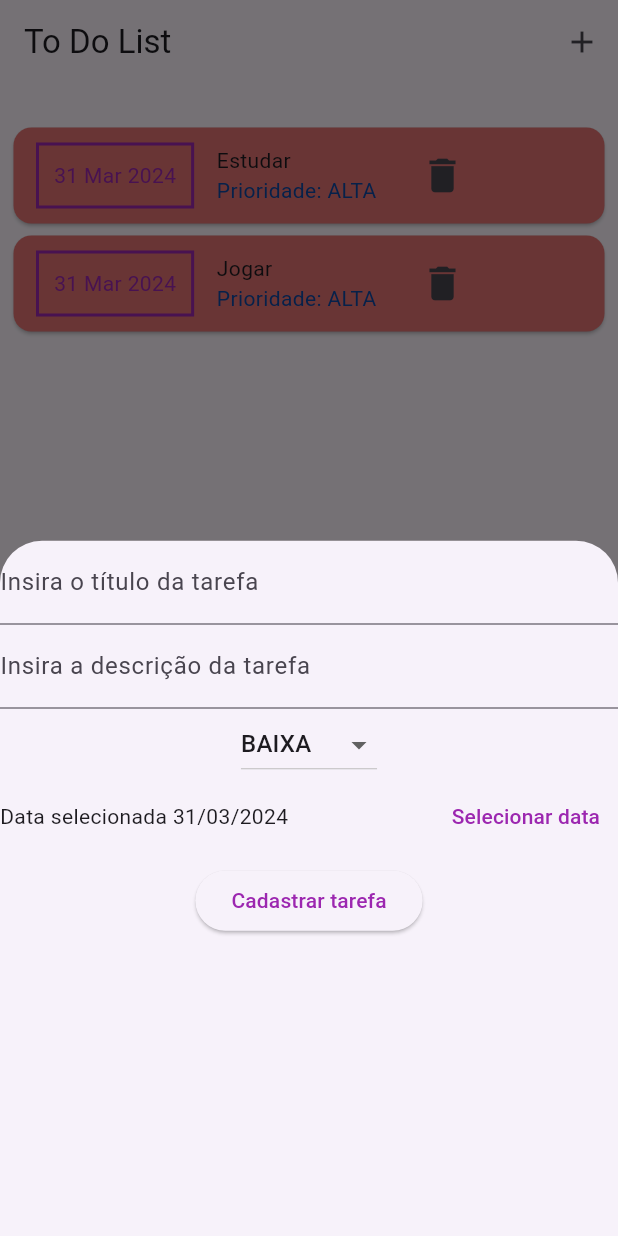
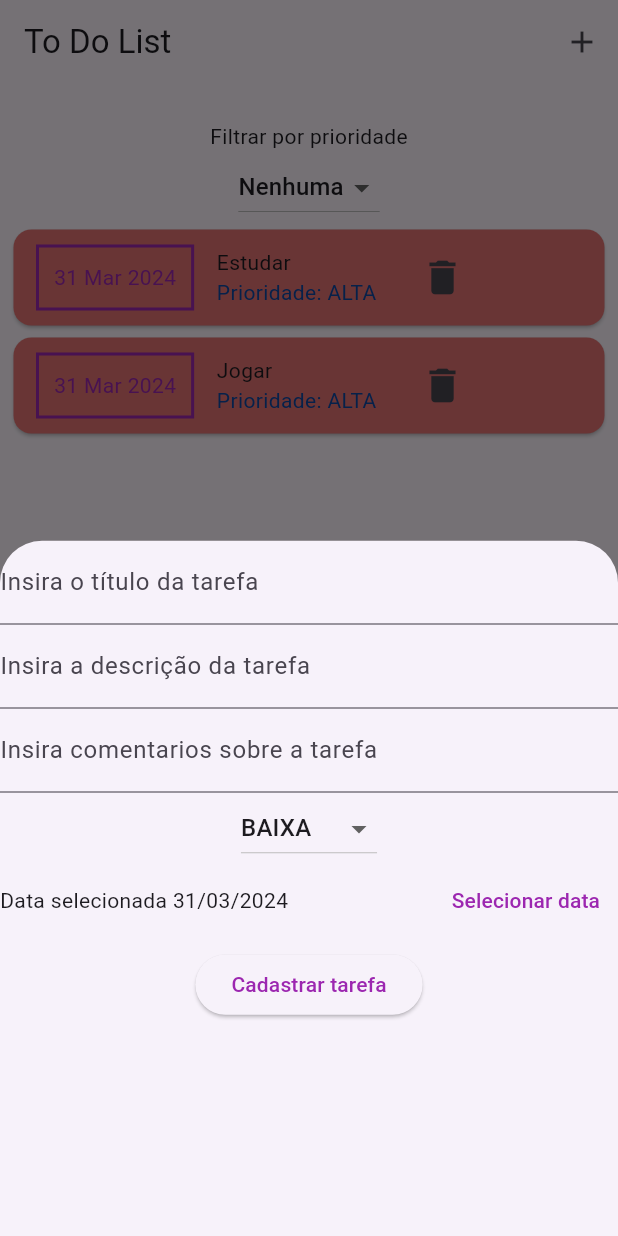
Before and after one commit to Albert1616/DEV-MOBILE, a Flutter app: the screen it shows after launch, after a tap on the "add" icon, on a phone screen of 412 x 824 dp. Run offline on Flutter 3.47's test engine with Material 3 defaults, Android fonts, the light colour scheme and no system bars.

Commit message:
feat: filtro de prioridade adicioanado a lista

```diff
--- a/f02_todo_list/lib/components/form_edit_tarefa.dart
+++ b/f02_todo_list/lib/components/form_edit_tarefa.dart
@@ -6,7 +6,7 @@ import '../model/tarefa.dart';
 
 class FormEditTarefa extends StatefulWidget {
   Tarefa tarefa;
-  Function(String, String, Prioridade, DateTime) onUpdate;
+  Function(String, String, String, Prioridade, DateTime) onUpdate;
   FormEditTarefa({super.key, required this.tarefa, required this.onUpdate});
 
   @override
@@ -16,16 +16,16 @@ class FormEditTarefa extends StatefulWidget {
 class _FormEditTarefaState extends State<FormEditTarefa> {
   final _tarefaController = TextEditingController();
   final _descricaoController = TextEditingController();
+  final _comentariosController = TextEditingController();
   Prioridade _prioridadeSelecionada = Prioridade.BAIXA;
   DateTime _dataSelecionada = DateTime.now();
 
   void initState() {
     super.initState();
-    print("Entrou no metodo");
     _tarefaController.text = widget.tarefa.titulo;
     _descricaoController.text = widget.tarefa.descricao;
+    _comentariosController.text = widget.tarefa.comentarios;
     _prioridadeSelecionada = widget.tarefa.prioridade;
-    print(_tarefaController.text);
   }
 
   @override
@@ -33,12 +33,14 @@ class _FormEditTarefaState extends State<FormEditTarefa> {
     _submitForm() {
       final titulo = _tarefaController.text;
       final descricao = _descricaoController.text;
+      final comentarios = _comentariosController.text;
       final prioridade = _prioridadeSelecionada;
       if (_tarefaController.text.isEmpty) {
         return;
       }
       //passando dado para componente pai
-      widget.onUpdate(titulo, descricao, prioridade, _dataSelecionada);
+      widget.onUpdate(
+          titulo, descricao, comentarios, prioridade, _dataSelecionada);
       Navigator.pop(context);
     }
 
@@ -58,8 +60,9 @@ class _FormEditTarefaState extends State<FormEditTarefa> {
       });
     }
 
-    return Container(
-      padding: EdgeInsets.all(20),
+    return SingleChildScrollView(
+      child: Container(
+        padding: EdgeInsets.symmetric(vertical: 10, horizontal: 40),
         child: Column(
           children: [
             TextField(
@@ -73,10 +76,17 @@ class _FormEditTarefaState extends State<FormEditTarefa> {
               decoration: const InputDecoration(
                   labelText: 'Insira a descrição da tarefa'),
             ),
+            TextField(
+              controller: _comentariosController,
+              decoration: const InputDecoration(
+                  labelText: 'Insira comentários sobre a tarefa'),
+            ),
+            Text("Prioridade: "),
             DropdownButton<Prioridade>(
                 value: _prioridadeSelecionada,
                 items: const [
-                DropdownMenuItem(child: Text("BAIXA"), value: Prioridade.BAIXA),
+                  DropdownMenuItem(
+                      child: Text("BAIXA"), value: Prioridade.BAIXA),
                   DropdownMenuItem(
                       child: Text("NORMAL"), value: Prioridade.NORMAL),
                   DropdownMenuItem(child: Text("ALTA"), value: Prioridade.ALTA),
@@ -94,7 +104,8 @@ class _FormEditTarefaState extends State<FormEditTarefa> {
                         'Data selecionada ${DateFormat('dd/MM/yyyy').format(_dataSelecionada)}'),
                   ),
                   TextButton(
-                    onPressed: _showDatePicker, child: Text('Selecionar data'))
+                      onPressed: _showDatePicker,
+                      child: Text('Selecionar data'))
                 ],
               ),
             ),
@@ -105,6 +116,7 @@ class _FormEditTarefaState extends State<FormEditTarefa> {
             )
           ],
         ),
+      ),
     );
   }
 }
--- a/f02_todo_list/lib/components/form_tarefa.dart
+++ b/f02_todo_list/lib/components/form_tarefa.dart
@@ -5,7 +5,7 @@ import 'package:flutter/material.dart';
 import 'package:intl/intl.dart';
 
 class FormTarefa extends StatefulWidget {
-  Function(String, String, Prioridade, DateTime) onSubmit;
+  Function(String, String, String, Prioridade, DateTime) onSubmit;
   FormTarefa(this.onSubmit);
 
   @override
@@ -15,6 +15,7 @@ class FormTarefa extends StatefulWidget {
 class _FormTarefaState extends State<FormTarefa> {
   final _tarefaController = TextEditingController();
   final _descricaoController = TextEditingController();
+  final _comentariosController = TextEditingController();
   Prioridade _prioridadeSelecionada = Prioridade.BAIXA;
   DateTime _dataSelecionada = DateTime.now();
 
@@ -23,12 +24,14 @@ class _FormTarefaState extends State<FormTarefa> {
     _submitForm() {
       final titulo = _tarefaController.text;
       final descricao = _descricaoController.text;
+      final comentarios = _comentariosController.text;
       final prioridade = _prioridadeSelecionada;
       if (_tarefaController.text.isEmpty) {
         return;
       }
       //passando dado para componente pai
-      widget.onSubmit(titulo, descricao, prioridade, _dataSelecionada);
+      widget.onSubmit(
+          titulo, descricao, comentarios, prioridade, _dataSelecionada);
     }
 
     _showDatePicker() {
@@ -59,6 +62,11 @@ class _FormTarefaState extends State<FormTarefa> {
             controller: _descricaoController,
             decoration: const InputDecoration(
                 labelText: 'Insira a descrição da tarefa'),
+          ),
+          TextField(
+            controller: _comentariosController,
+            decoration: const InputDecoration(
+                labelText: 'Insira comentarios sobre a tarefa'),
           ),
           DropdownButton<Prioridade>(
               value: _prioridadeSelecionada,
--- a/f02_todo_list/lib/components/lista_tarefa.dart
+++ b/f02_todo_list/lib/components/lista_tarefa.dart
@@ -12,19 +12,17 @@ import '../model/tarefa.dart';
 
 class ListaTarefa extends StatefulWidget {
   List<Tarefa> listaTarefas;
-  String filtroAtual;
   Function(List<Tarefa>) onUpdate;
 
-  ListaTarefa(
-      {required this.listaTarefas,
-      required this.filtroAtual,
-      required this.onUpdate});
+  ListaTarefa({required this.listaTarefas, required this.onUpdate});
 
   @override
   State<ListaTarefa> createState() => _ListaTarefaState();
 }
 
 class _ListaTarefaState extends State<ListaTarefa> {
+  String _prioridadeSelecionada = "Nenhuma";
+
   _corPrioridade(Prioridade priorirade) {
     switch (priorirade) {
       case Prioridade.ALTA:
@@ -95,17 +93,17 @@ class _ListaTarefaState extends State<ListaTarefa> {
     widget.onUpdate(widget.listaTarefas);
   }
 
-  _filtrarPrioridade(List<Tarefa> tarefas, String prioridade) {
-    if (prioridade == "nenhum") {
+  _filtrarPrioridade(String prioridade) {
+    if (prioridade == "Nenhuma") {
       return widget.listaTarefas;
     } else {
       List<Tarefa> tarefas_filtradas = [];
-      for (Tarefa tarefa in tarefas) {
-        if (tarefa.prioridade.toString() == prioridade) {
+      for (Tarefa tarefa in widget.listaTarefas) {
+        if (tarefa.prioridade.toString().split(".").last == prioridade) {
           tarefas_filtradas.add(tarefa);
         }
       }
-      return tarefas_filtradas;
+      return tarefas_filtradas.isNotEmpty ? tarefas_filtradas : [];
     }
   }
 
@@ -123,12 +121,43 @@ class _ListaTarefaState extends State<ListaTarefa> {
   Widget build(BuildContext context) {
     return Container(
       height: 300,
+      child: Column(
+        children: [
+          Text("Filtrar por prioridade"),
+          DropdownButton<String>(
+            value: _prioridadeSelecionada,
+            items: [
+              DropdownMenuItem(
+                  child: Text("Nenhuma"),
+                  value: "Nenhuma",
+                  onTap: () => {_filtrarPrioridade("Nenhuma")}),
+              DropdownMenuItem(
+                  child: Text("BAIXA"),
+                  value: "BAIXA",
+                  onTap: () => {_filtrarPrioridade("BAIXA")}),
+              DropdownMenuItem(
+                  child: Text("NORMAL"),
+                  value: "NORMAL",
+                  onTap: () => {_filtrarPrioridade("NORMAL")}),
+              DropdownMenuItem(
+                  child: Text("ALTA"),
+                  value: "ALTA",
+                  onTap: () => {_filtrarPrioridade("ALTA")})
+            ],
+            onChanged: (String? prioridade) {
+              setState(() {
+                _prioridadeSelecionada = prioridade!;
+              });
+            },
+          ),
+          Expanded(
             child: widget.listaTarefas.length > 0
                 ? ListView.builder(
-                itemCount: widget.listaTarefas.length,
+                    itemCount:
+                        _filtrarPrioridade(_prioridadeSelecionada).length,
                     itemBuilder: (context, index) {
-                  final tarefa = _filtrarPrioridade(
-                      widget.listaTarefas, widget.filtroAtual)[index];
+                      final tarefa =
+                          _filtrarPrioridade(_prioridadeSelecionada)[index];
                       return GestureDetector(
                         onTap: (() => {_detalhesTarefa(tarefa)}),
                         child: Card(
@@ -145,7 +174,8 @@ class _ListaTarefaState extends State<ListaTarefa> {
                                         ? Theme.of(context).colorScheme.primary
                                         : Theme.of(context)
                                             .colorScheme
-                                            .secondary),
+                                            .secondary,
+                                  ),
                                 ),
                                 margin: EdgeInsets.symmetric(
                                   horizontal: 15,
@@ -155,14 +185,14 @@ class _ListaTarefaState extends State<ListaTarefa> {
                                 child: Text(
                                   DateFormat('d MMM y').format(tarefa.data),
                                   style: TextStyle(
-                                      color: tarefa.data.day >=
-                                              DateTime.now().day
-                                          ? Theme.of(context)
-                                              .colorScheme
-                                              .primary
+                                    color: tarefa.data.day >= DateTime.now().day
+                                        ? Theme.of(context).colorScheme.primary
                                         : Theme.of(context)
                                             .colorScheme
-                                              .secondary))),
+                                            .secondary,
+                                  ),
+                                ),
+                              ),
                               Column(
                                 mainAxisAlignment: MainAxisAlignment.start,
                                 crossAxisAlignment: CrossAxisAlignment.start,
@@ -171,8 +201,9 @@ class _ListaTarefaState extends State<ListaTarefa> {
                                   Text(
                                     "Prioridade: ${tarefa.prioridade.toString().split(".").last}",
                                     style: TextStyle(
-                                    color: _corPrioridade(tarefa.prioridade)),
-                              )
+                                      color: _corPrioridade(tarefa.prioridade),
+                                    ),
+                                  ),
                                 ],
                               ),
                               SizedBox(width: 20),
@@ -182,14 +213,18 @@ class _ListaTarefaState extends State<ListaTarefa> {
                                   _modelDeleteTarefa(
                                       context, tarefa.id, tarefa.titulo);
                                 },
-                              icon: Icon(
-                                Icons.delete,
-                              ))
+                                icon: Icon(Icons.delete),
+                              ),
                             ],
                           ),
                         ),
                       );
-                })
-            : Text("Não há tarefas cadastradas!"));
+                    },
+                  )
+                : Center(child: Text("Não há tarefas cadastradas!")),
+          ),
+        ],
+      ),
+    );
   }
 }
--- a/f02_todo_list/lib/main.dart
+++ b/f02_todo_list/lib/main.dart
@@ -1,8 +1,5 @@
 import 'dart:math';
-
-import 'package:f02_todo_list/model/listaTarefas.dart';
 import 'package:flutter/material.dart';
-
 import 'components/form_tarefa.dart';
 import 'components/lista_tarefa.dart';
 import 'model/prioridade.dart';
@@ -37,24 +34,24 @@ class _MyHomePageState extends State<MyHomePage> {
         id: 't0',
         titulo: 'Estudar',
         descricao: "descricao",
+        comentarios: "comentarios",
         prioridade: Prioridade.ALTA,
         data: DateTime.now()),
     Tarefa(
         id: 't1',
         titulo: 'Jogar',
         descricao: "descricao",
+        comentarios: "comentarios",
         prioridade: Prioridade.ALTA,
         data: DateTime.now()),
   ];
-
-  String filtroAtual = "nenhum";
-
-  _novaTarefa(
-      String titulo, String descricao, Prioridade prioridade, DateTime data) {
+  _novaTarefa(String titulo, String descricao, String comentarios,
+      Prioridade prioridade, DateTime data) {
     Tarefa novaTarefa = Tarefa(
       id: Random().nextInt(9999).toString(),
       titulo: titulo,
       data: data,
+      comentarios: comentarios,
       descricao: descricao,
       prioridade: prioridade,
     );
@@ -102,10 +99,7 @@ class _MyHomePageState extends State<MyHomePage> {
               height: 20,
             ),
             // lista de tarefas
-            ListaTarefa(
-                listaTarefas: _tarefas,
-                filtroAtual: filtroAtual,
-                onUpdate: _updateList),
+            ListaTarefa(listaTarefas: _tarefas, onUpdate: _updateList),
           ],
         ),
       ),
--- a/f02_todo_list/lib/model/listaTarefas.dart
+++ /dev/null
@@ -1,29 +0,0 @@
-import 'package:flutter/material.dart';
-
-import 'prioridade.dart';
-import 'tarefa.dart';
-
-class listaTarefas extends ChangeNotifier {
-  List<Tarefa> tarefas = [
-    Tarefa(
-        id: 't0',
-        titulo: 'Estudar',
-        descricao: "descricao",
-        prioridade: Prioridade.ALTA,
-        data: DateTime.now()),
-    Tarefa(
-        id: 't1',
-        titulo: 'Jogar',
-        descricao: "descricao",
-        prioridade: Prioridade.ALTA,
-        data: DateTime.now()),
-  ];
-  _deleteTarefa(String id) {
-    for (Tarefa tarefa in tarefas) {
-      if (tarefa.id == id) {
-        tarefas.remove(tarefa);
-        notifyListeners();
-      }
-    }
-  }
-}
--- a/f02_todo_list/lib/model/tarefa.dart
+++ b/f02_todo_list/lib/model/tarefa.dart
@@ -5,17 +5,14 @@ class Tarefa {
   String titulo;
   String descricao;
   Prioridade prioridade;
-  List<String> comentarios = [];
+  String comentarios;
   DateTime data;
   DateTime data_create = DateTime.now();
-  Tarefa({
-    required this.id,
-    required this.titulo,
-    required this.descricao,
-    required this.prioridade,
-    required this.data,
-  });
-  void insertComment(String comentario) {
-    comentarios.add(comentario);
-  }
+  Tarefa(
+      {required this.id,
+      required this.titulo,
+      required this.descricao,
+      required this.prioridade,
+      required this.data,
+      required this.comentarios});
 }
--- a/f02_todo_list/lib/pages/TarefaDetalhes.dart
+++ b/f02_todo_list/lib/pages/TarefaDetalhes.dart
@@ -21,10 +21,11 @@ class _TarefaDetalhesState extends State<TarefaDetalhes> {
     Navigator.pop(context);
   }
 
-  _onUpdate(
-      String titulo, String descricao, Prioridade prioridade, DateTime data) {
+  _onUpdate(String titulo, String descricao, String comentarios,
+      Prioridade prioridade, DateTime data) {
     widget.tarefa.titulo = titulo;
     widget.tarefa.descricao = descricao;
+    widget.tarefa.comentarios = comentarios;
     widget.tarefa.prioridade = prioridade;
     widget.tarefa.data = data;
     widget.onUpdate(widget.tarefa);
@@ -55,6 +56,7 @@ class _TarefaDetalhesState extends State<TarefaDetalhes> {
               Text(
                   "Prioridade: ${widget.tarefa.prioridade.toString().split(".").last}"),
               Text("Descrição: ${widget.tarefa.descricao}"),
+              Text("Comentários: ${widget.tarefa.comentarios}"),
               Text("Data de execução: ${widget.tarefa.data}"),
               Row(
                 children: [
```
Also changed, not shown: f02_todo_list/flutter_01.png (added). Lines whose indentation alone changed are shown as unchanged.
